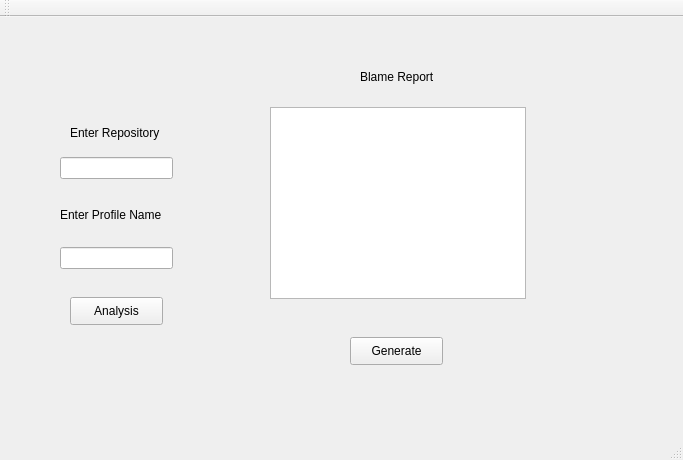
Before: the Qt Designer form mainwindow.ui in StetsonMathCS/gitrekt, drawn with Qt 5.
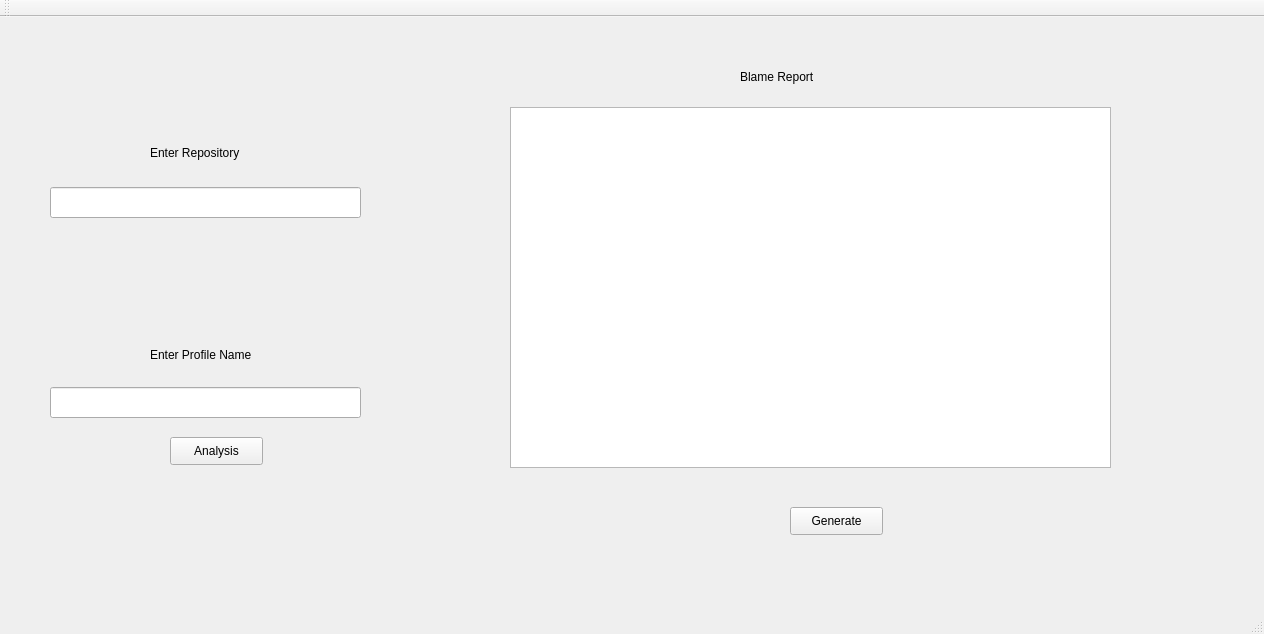
After: the same form once the commit is applied.

Commit message: changed the sizes of everything to make more visible

Patch:
```diff
--- a/mainwindow.ui
+++ b/mainwindow.ui
@@ -6,8 +6,8 @@
    <rect>
     <x>0</x>
     <y>0</y>
-    <width>683</width>
-    <height>460</height>
+    <width>1264</width>
+    <height>634</height>
    </rect>
   </property>
   <property name="windowTitle">
@@ -17,8 +17,8 @@
    <widget class="QPushButton" name="pushButton">
     <property name="geometry">
      <rect>
-      <x>70</x>
-      <y>280</y>
+      <x>170</x>
+      <y>420</y>
       <width>93</width>
       <height>28</height>
      </rect>
@@ -30,8 +30,8 @@
    <widget class="QPushButton" name="pushButton_2">
     <property name="geometry">
      <rect>
-      <x>350</x>
-      <y>320</y>
+      <x>790</x>
+      <y>490</y>
       <width>93</width>
       <height>28</height>
      </rect>
@@ -43,8 +43,8 @@
    <widget class="QLabel" name="label">
     <property name="geometry">
      <rect>
-      <x>70</x>
-      <y>100</y>
+      <x>150</x>
+      <y>120</y>
       <width>101</width>
       <height>31</height>
      </rect>
@@ -56,7 +56,7 @@
    <widget class="QLabel" name="label_2">
     <property name="geometry">
      <rect>
-      <x>360</x>
+      <x>740</x>
       <y>50</y>
       <width>81</width>
       <height>20</height>
@@ -69,28 +69,28 @@
    <widget class="QLineEdit" name="lineEdit">
     <property name="geometry">
      <rect>
-      <x>60</x>
-      <y>140</y>
-      <width>113</width>
-      <height>22</height>
+      <x>50</x>
+      <y>170</y>
+      <width>311</width>
+      <height>31</height>
      </rect>
     </property>
    </widget>
    <widget class="QLineEdit" name="lineEdit_2">
     <property name="geometry">
      <rect>
-      <x>60</x>
-      <y>230</y>
-      <width>113</width>
-      <height>22</height>
+      <x>50</x>
+      <y>370</y>
+      <width>311</width>
+      <height>31</height>
      </rect>
     </property>
    </widget>
    <widget class="QLabel" name="label_3">
     <property name="geometry">
      <rect>
-      <x>60</x>
-      <y>190</y>
+      <x>150</x>
+      <y>330</y>
       <width>121</width>
       <height>16</height>
      </rect>
@@ -102,10 +102,10 @@
    <widget class="QTextBrowser" name="textBrowser">
     <property name="geometry">
      <rect>
-      <x>270</x>
+      <x>510</x>
       <y>90</y>
-      <width>256</width>
-      <height>192</height>
+      <width>601</width>
+      <height>361</height>
      </rect>
     </property>
    </widget>
```
Left out of the diff: 2 changed lines with no effect on the pictures.
